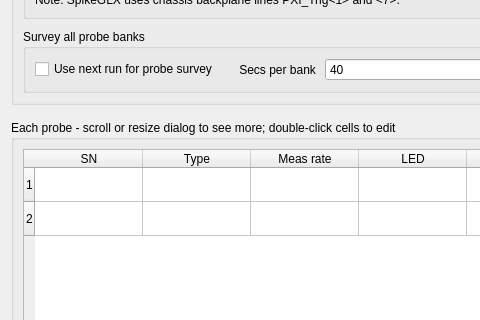
First picture: the form in Forms/IMTab.ui, repository billkarsh/SpikeGLX, before the edit; both pictures show x 0 to 480 and y 136 to 456 of the 759 by 705 pixel window.
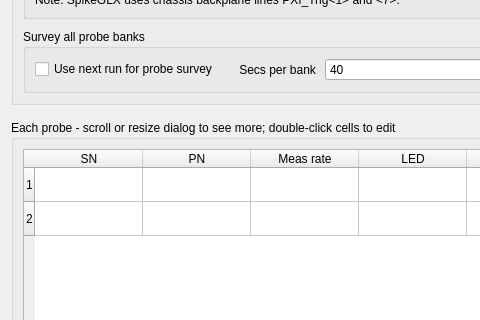
Second picture: the form after the edit.

The edit to the form file:
```diff
--- a/Forms/IMTab.ui
+++ b/Forms/IMTab.ui
@@ -301,7 +301,7 @@
         </column>
         <column>
          <property name="text">
-          <string>Type</string>
+          <string>PN</string>
          </property>
         </column>
         <column>
```
